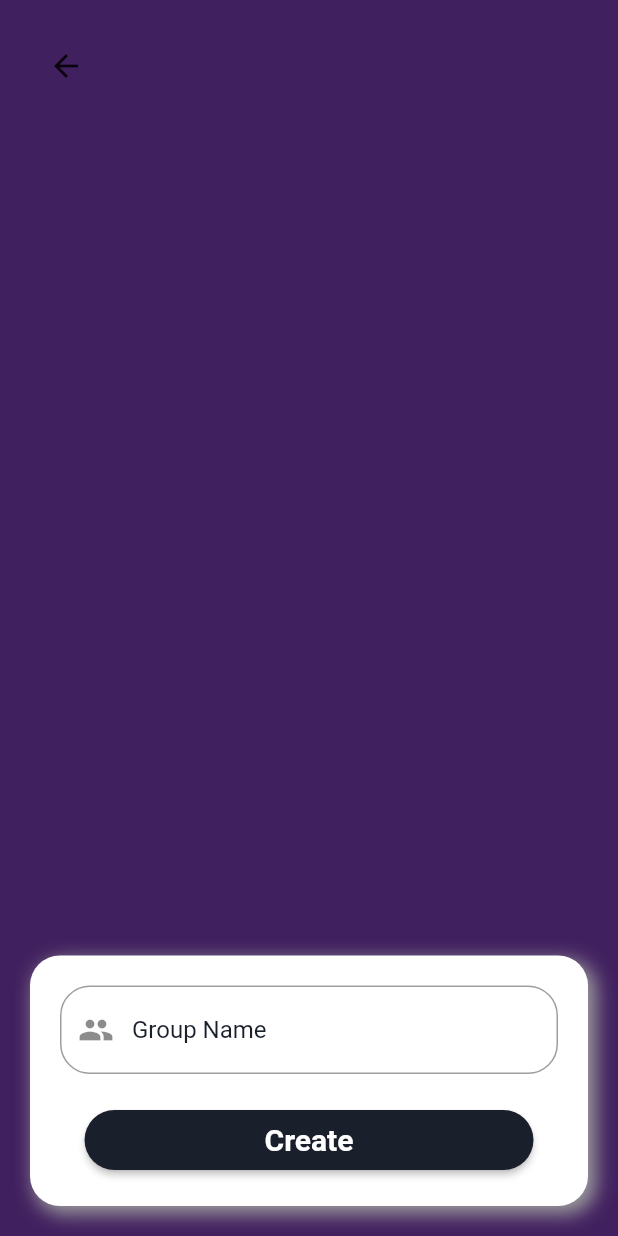
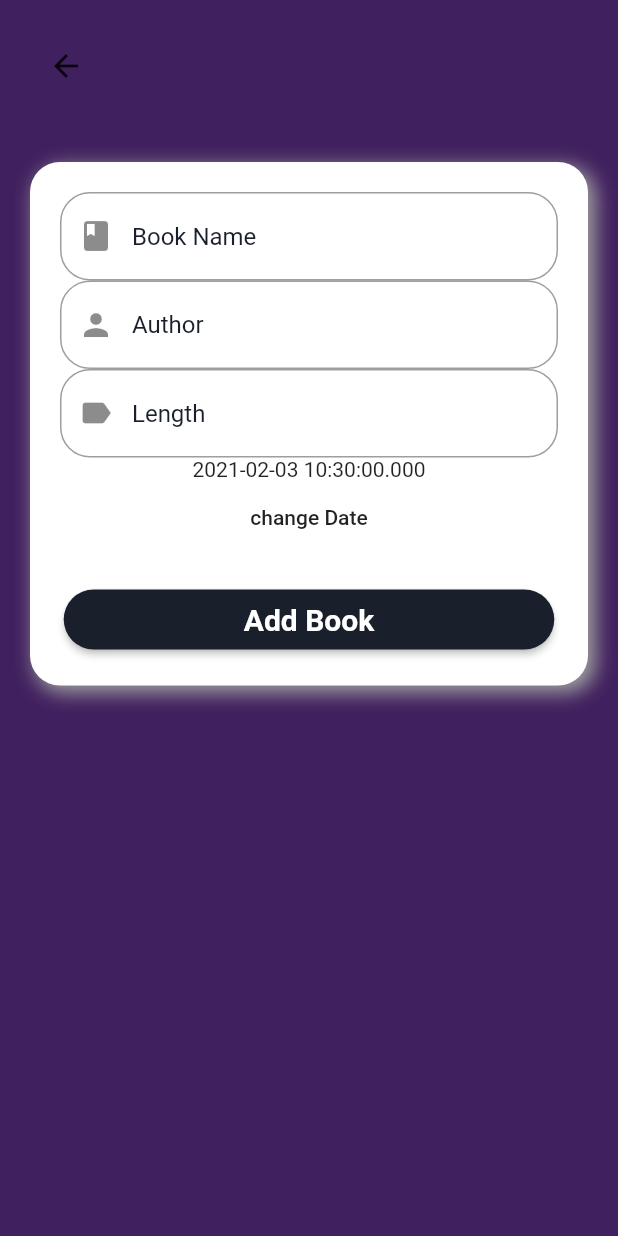
Before and after one commit to shehabAbouelhassan/Reading, a Flutter app: the OurCreateGroup screen opened directly, after a tap on "Create", on a phone screen of 412 x 824 dp. Run offline on Flutter 3.47's test engine with Material 2 defaults, Android fonts, the phone set to English and light mode, and no system bars; our stand-ins replace cloud_firestore, firebase_auth, flutter_datetime_picker, google_sign_in; accounts and stored records are empty.

Commit message:
Adding book feture
Adding book feture

```diff
--- a/lib/models/book.dart
+++ b/lib/models/book.dart
@@ -3,12 +3,14 @@ import 'package:cloud_firestore/cloud_firestore.dart';
 class OurBook {
   String id;
   String name;
+  String author;
   int length;
   Timestamp dateCompleted;
 
   OurBook({
     this.id,
     this.name,
+    this.author,
     this.length,
     this.dateCompleted,
   });
--- /dev/null
+++ b/lib/screens/addBook/addBook.dart
@@ -0,0 +1,139 @@
+import 'package:Reading_Corner/models/book.dart';
+import 'package:Reading_Corner/screens/root/root.dart';
+import 'package:Reading_Corner/services/database.dart';
+import 'package:Reading_Corner/states/currentUser.dart';
+import 'package:Reading_Corner/widgets/OurContainer.dart';
+import 'package:cloud_firestore/cloud_firestore.dart';
+import 'package:flutter/material.dart';
+import 'package:flutter_datetime_picker/flutter_datetime_picker.dart';
+import 'package:provider/provider.dart';
+
+class OurAddBook extends StatefulWidget {
+  final bool onGroupCreation;
+  final String groupName;
+
+  OurAddBook({
+    this.onGroupCreation,
+    this.groupName,
+  });
+
+  @override
+  _OurAddBookState createState() => _OurAddBookState();
+}
+
+class _OurAddBookState extends State<OurAddBook> {
+  TextEditingController _bookNameController = TextEditingController();
+  TextEditingController _authorController = TextEditingController();
+  TextEditingController _lengthController = TextEditingController();
+
+  DateTime _selectedDate = DateTime.now();
+  Future<void> _selectDate(BuildContext context) async {
+    final DateTime picked =
+        await DatePicker.showDateTimePicker(context, showTitleActions: true);
+    if (picked != null && picked != _selectedDate) {
+      setState(() {
+        _selectedDate = picked;
+      });
+    }
+  }
+
+  void _addBook(BuildContext context, String groupName, OurBook book) async {
+    CurrentUser _currentUser = Provider.of<CurrentUser>(context, listen: false);
+    String _returnString;
+
+    if (widget.onGroupCreation) {
+      _returnString = await OurDatabase()
+          .createGroup(groupName, _currentUser.getCurrentUser.uid, book);
+    } else {
+      _returnString = await OurDatabase()
+          .addBook(_currentUser.getCurrentUser.groupId, book);
+    }
+
+    if (_returnString == "success") {
+      Navigator.pushAndRemoveUntil(
+          context,
+          MaterialPageRoute(
+            builder: (context) => OurRoot(),
+          ),
+          (route) => false);
+    }
+  }
+
+  @override
+  Widget build(BuildContext context) {
+    return Scaffold(
+      body: ListView(
+        children: <Widget>[
+          Padding(
+            padding: const EdgeInsets.all(20.0),
+            child: Row(
+              children: <Widget>[BackButton()],
+            ),
+          ),
+          Padding(
+            padding: const EdgeInsets.all(20.0),
+            child: OurContainer(
+              child: Column(
+                children: <Widget>[
+                  TextFormField(
+                    controller: _bookNameController,
+                    decoration: InputDecoration(
+                      prefixIcon: Icon(Icons.book),
+                      hintText: "Book Name",
+                    ),
+                  ),
+                  TextFormField(
+                    controller: _authorController,
+                    decoration: InputDecoration(
+                      prefixIcon: Icon(Icons.person),
+                      hintText: "Author",
+                    ),
+                  ),
+                  TextFormField(
+                    controller: _lengthController,
+                    decoration: InputDecoration(
+                      prefixIcon: Icon(Icons.label),
+                      hintText: "Length",
+                    ),
+                    keyboardType: TextInputType.number,
+                  ),
+                  Text(_selectedDate.toString()),
+                  FlatButton(
+                    child: Text("change Date"),
+                    onPressed: () => _selectDate(context),
+                  ),
+
+                  SizedBox(
+                    height: 20.0,
+                  ),
+                  //datepicker
+                  RaisedButton(
+                    child: Padding(
+                      padding: EdgeInsets.symmetric(horizontal: 100),
+                      child: (Text(
+                        "Add Book",
+                        style: TextStyle(
+                            color: Colors.white,
+                            fontWeight: FontWeight.bold,
+                            fontSize: 20.0),
+                      )),
+                    ),
+                    onPressed: () {
+                      OurBook book = OurBook();
+                      book.name = _bookNameController.text;
+                      book.author = _authorController.text;
+                      book.length = int.parse(_bookNameController.text);
+                      book.dateCompleted = Timestamp.fromDate(_selectedDate);
+
+                      _addBook(context, widget.groupName, book);
+                    },
+                  ),
+                ],
+              ),
+            ),
+          )
+        ],
+      ),
+    );
+  }
+}
--- a/lib/screens/createGroup/createGroup.dart
+++ b/lib/screens/createGroup/createGroup.dart
@@ -1,3 +1,4 @@
+import 'package:Reading_Corner/screens/addBook/addBook.dart';
 import 'package:Reading_Corner/screens/root/root.dart';
 import 'package:Reading_Corner/services/database.dart';
 import 'package:Reading_Corner/states/currentUser.dart';
@@ -11,18 +12,14 @@ class OurCreateGroup extends StatefulWidget {
 }
 
 class _OurCreateGroupState extends State<OurCreateGroup> {
-  void _createGroup(BuildContext context, String groupName) async {
-    CurrentUser _currentUser = Provider.of<CurrentUser>(context, listen: false);
-    String _returnString = await OurDatabase()
-        .createGroup(groupName, _currentUser.getCurrentUser.uid);
-    if (_returnString == "success") {
-      Navigator.pushAndRemoveUntil(
-          context,
-          MaterialPageRoute(
-            builder: (context) => OurRoot(),
-          ),
-          (route) => false);
-    }
+  void _goToAddBook(BuildContext context, String groupName) async {
+    Navigator.push(
+      context,
+      MaterialPageRoute(
+        builder: (context) =>
+            OurAddBook(onGroupCreation: true, groupName: groupName),
+      ),
+    );
   }
 
   TextEditingController _groupNameController = TextEditingController();
@@ -66,7 +63,7 @@ class _OurCreateGroupState extends State<OurCreateGroup> {
                       )),
                     ),
                     onPressed: () =>
-                        _createGroup(context, _groupNameController.text),
+                        _goToAddBook(context, _groupNameController.text),
                   ),
                 ],
               ),
--- a/lib/screens/home/home.dart
+++ b/lib/screens/home/home.dart
@@ -1,4 +1,5 @@
 import 'package:Reading_Corner/main.dart';
+import 'package:Reading_Corner/screens/addBook/addBook.dart';
 import 'package:Reading_Corner/screens/login/localwidgets/loginForm.dart';
 import 'package:Reading_Corner/screens/login/login.dart';
 import 'package:Reading_Corner/screens/noGroup/noGroup.dart';
@@ -25,10 +26,13 @@ class _HomeScreenState extends State<HomeScreen> {
     _currentGroup.updateStateFromDatabase(_currentUser.getCurrentUser.groupId);
   }
 
-  void _goToNoGroup(BuildContext context) {
+  void _goToAddBook(BuildContext context) {
     Navigator.push(
       context,
-      MaterialPageRoute(builder: (context) => OurNoGroup()),
+      MaterialPageRoute(
+          builder: (context) => OurAddBook(
+                onGroupCreation: false,
+              )),
     );
   }
 
@@ -136,7 +140,7 @@ class _HomeScreenState extends State<HomeScreen> {
                   color: Colors.white,
                 ),
               ),
-              onPressed: () => _goToNoGroup(context),
+              onPressed: () => _goToAddBook(context),
             ),
           ),
           Padding(
--- a/lib/services/database.dart
+++ b/lib/services/database.dart
@@ -41,7 +41,8 @@ class OurDatabase {
     return retVal;
   }
 
-  Future<String> createGroup(String groupName, String userUid) async {
+  Future<String> createGroup(
+      String groupName, String userUid, OurBook initialBook) async {
     String retVal = "error";
     List<String> members = List();
     try {
@@ -55,6 +56,10 @@ class OurDatabase {
       await _firestore.collection("users").document(userUid).updateData({
         'groupId': _docRef.documentID,
       });
+
+      //adding abook
+      addBook(_docRef.documentID, initialBook);
+
       retVal = "success";
     } catch (e) {
       print(e);
@@ -102,6 +107,33 @@ class OurDatabase {
     return retVal;
   }
 
+  Future<String> addBook(String groupId, OurBook book) async {
+    String retVal = "error";
+    try {
+      DocumentReference _docRef = await _firestore
+          .collection("groups")
+          .document(groupId)
+          .collection("books")
+          .add({
+        'name': book.name,
+        'author': book.author,
+        'length': book.length,
+        'dateCompleted': book.dateCompleted,
+      });
+
+      //add current book to group scheduae
+      await _firestore.collection("groups").document(groupId).updateData({
+        "currentBookId": _docRef.documentID,
+        "currentBookDue": book.dateCompleted,
+      });
+      retVal = "success";
+    } catch (e) {
+      print(e);
+    }
+
+    return retVal;
+  }
+
   Future<OurBook> getCurrentBook(String groupId, String bookId) async {
     OurBook retVal = OurBook();
     try {
@@ -114,6 +146,7 @@ class OurDatabase {
           .get();
       retVal.id = bookId;
       retVal.name = _docSnapshot.data["name"];
+      retVal.author = _docSnapshot.data["author"];
       retVal.length = _docSnapshot.data["length"];
       retVal.dateCompleted = _docSnapshot['dateCompleted'];
     } catch (e) {
```
Also changed, not shown: pubspec.yaml (+8 -16 lines), pubspec.lock.
